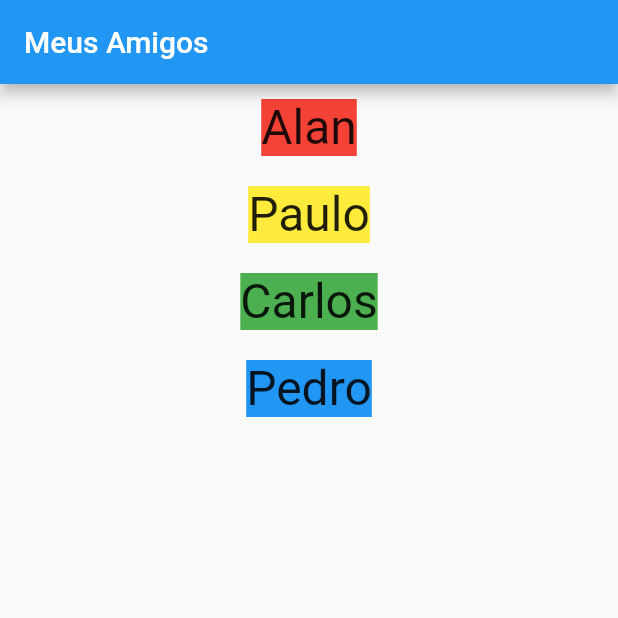
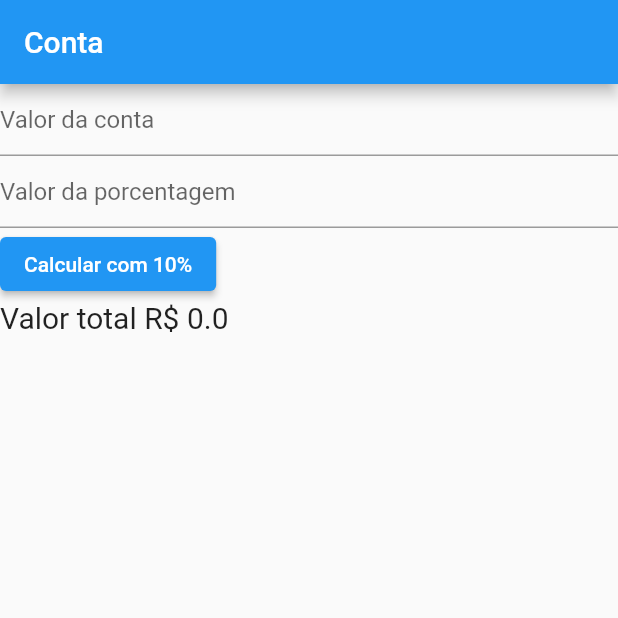
Before and after one commit to victornooblath/testando_flutter, a Flutter app: the screen it shows after launch, on a phone screen of 412 x 824 dp, the top half of it. Run offline on Flutter 3.47's test engine with Material 2 defaults, Android fonts, the phone set to English and light mode, and no system bars.

Commit message:
fim aula 04-04

```diff
--- a/lib/main.dart
+++ b/lib/main.dart
@@ -2,43 +2,121 @@ import 'package:flutter/material.dart';
 
 void main() {
   runApp(MaterialApp(
-    home: MyApp(),
-  ));
+    initialRoute: "/",
+    routes: {
+    "/": (context) => const TelaConta(),
+    "/resultado": (context) => TelaResultado()
+  }));
+} // fim main
+
+class ArgumentosConta {
+  final double valorConta;
+  final double valorPercentagem;
+  final double valorFinal;
+
+  ArgumentosConta(this.valorConta, this.valorPercentagem, this.valorFinal);
 }
 
-class NomeAmigo extends StatelessWidget {
-  final String nome;
-  final Color cor;
-  NomeAmigo(this.nome, this.cor);
+class TelaResultado extends StatelessWidget {
+  const TelaResultado({Key? key}) : super(key: key);
+
   @override
   Widget build(BuildContext context) {
-    return Padding(
-        padding: const EdgeInsets.all(10),
-        child: DecoratedBox(
-            decoration: BoxDecoration(color: cor),
-            child: Text(nome,
-                style: TextStyle(
-                  fontSize: 32,
-                ))));
+    final args = ModalRoute.of(context)?.settings.arguments as ArgumentosConta;
+    final conta = args.valorConta;
+    final perc = args.valorPercentagem;
+    final total = args.valorFinal;
+    return Scaffold(
+        appBar: AppBar(
+          title: const Text('Resultado'),
+        ),
+        body: Column(
+            crossAxisAlignment: CrossAxisAlignment.start,
+            children: <Widget>[
+              Text('O valor total da conta é $conta com $perc% é $total ',
+              style: const TextStyle(fontSize: 60)),
+
+            ]));
   }
 }
 
-class MyApp extends StatelessWidget {
+class TelaConta extends StatefulWidget {
+  const TelaConta({Key? key}) : super(key: key);
+
+  @override
+  State<StatefulWidget> createState() {
+    return _CalcContaEstado();
+  }
+} // fim TelaConta
+
+class _CalcContaEstado extends State<TelaConta> {
+  final _formCalc = GlobalKey<FormState>();
+  double _valor = 0.0, _porcentagem = 0.0;
+  double _valorTotal = 0.0;
+
+  void _calcTotal() {
+    setState(() {
+      _valorTotal = _valor * (100 + _porcentagem) / 100;
+      Navigator.pushNamed(context, "/resultado",
+          arguments: ArgumentosConta(_valor, _porcentagem, _valorTotal));
+    });
+  } // fim _calcTotal
+
   @override
   Widget build(BuildContext context) {
     return Scaffold(
       appBar: AppBar(
-        title: Text('Meus Amigos'),
+        title: const Text('Conta'),
       ),
-      body: Center(
-          child: Column(
-        children: <Widget>[
-          NomeAmigo('Alan', Colors.red),
-          NomeAmigo('Paulo', Colors.yellow),
-          NomeAmigo('Carlos', Colors.green),
-          NomeAmigo('Pedro', Colors.blue),
-        ],
-      )),
+      body: Form(
+        key: _formCalc,
+        child: Column(
+          crossAxisAlignment: CrossAxisAlignment.start,
+          children: <Widget>[
+            TextFormField(
+              decoration: const InputDecoration(hintText: 'Valor da conta'),
+              validator: (value) {
+                if (value!.isEmpty) {
+                  return 'Erro! Informe um valor';
+                } else {
+                  _valor = double.parse(value);
+                  if (_valor <= 0) {
+                    return "Erro! O valor deve ser maior que zero";
+                  }
+                }
+                return null;
+              }, // fim do validador
+            ),
+            TextFormField(
+              decoration:
+                  const InputDecoration(hintText: 'Valor da porcentagem'),
+              validator: (value) {
+                if (value!.isEmpty) {
+                  return 'Erro! Informe um valor';
+                } else {
+                  _porcentagem = double.parse(value);
+                  if (_porcentagem < 0 || _porcentagem > 100) {
+                    return "Erro! O valor deve ser entre 0 e 100";
+                  }
+                }
+                return null;
+              }, // fim do validador
+            ),
+            ElevatedButton(
+                onPressed: () {
+                  if (_formCalc.currentState!.validate()) {
+                    _calcTotal();
+                  }
+                },
+                child: const Text('Calcular com 10%')),
+            Text(
+              'Valor total R\$ $_valorTotal',
+              style: const TextStyle(fontSize: 20),
+            )
+          ],
+        ),
+      ),
     );
-  }
-}
+  } // fim build
+
+} // fim _CalcContaEstado
```
Also changed, not shown: 1 other file.
